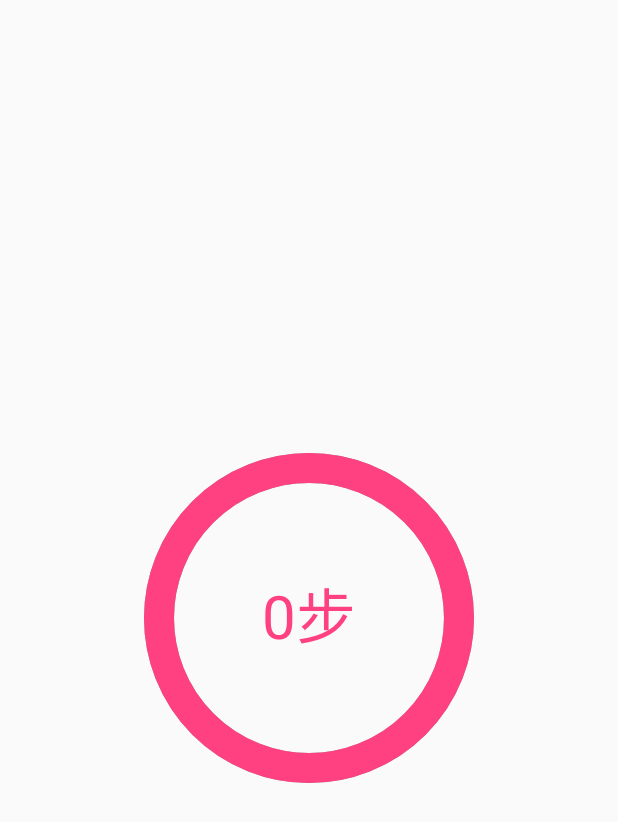
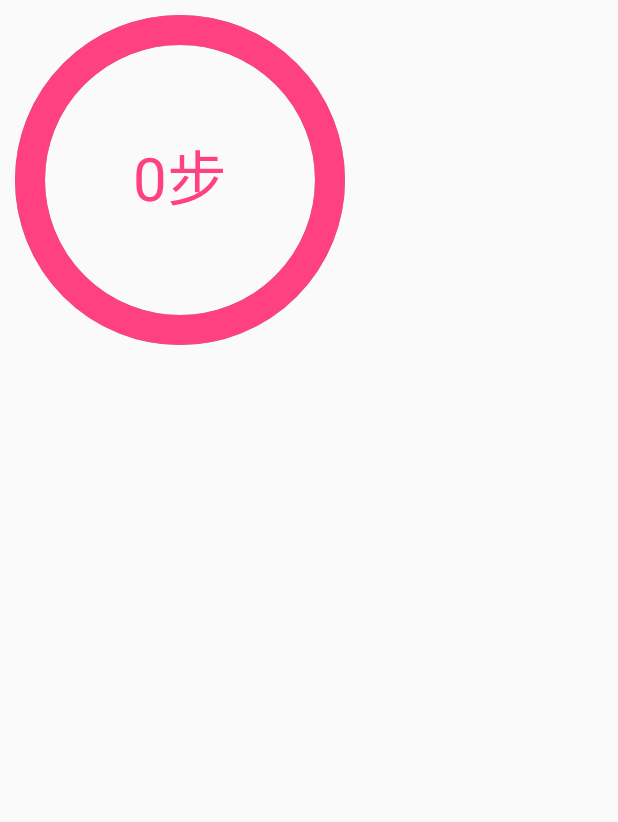
Before and after one commit to renmingjian/AnimatorView, an Android app: the SportActivity screen opened directly, with no data from a screen before it, on a phone screen of 412 x 824 dp. Shown: the top 822 px of the screen. Run offline under Robolectric (Android 15) with nearby library versions, the phone set to English and light mode, and no system bars.

Commit message:
主要是添加了自定义View的基类，处理wrap_content属性

```diff
--- /dev/null
+++ b/app/src/main/java/com/erge/animatorview/view/BaseCustomerView.java
@@ -0,0 +1,85 @@
+package com.erge.animatorview.view;
+
+import android.content.Context;
+import android.util.AttributeSet;
+import android.view.View;
+
+import androidx.annotation.Nullable;
+
+/**
+ * 自定义View的基类
+ * 如果是自定义ViewGroup，则不能实现该类
+ * 唯一的作用：对View在不同的测量模式下，实现对View的测量。最主要的是对warp_content属性做了单独处理，如果不是
+ * wrap_content属性，则直接使用View自己的测量即可，如果是wrap_content，则自己处理。
+ * <p>
+ * 需要说明的是:
+ * 1.如果有自定义View在使用时即使指定了具体的dp值还是match_parent都不起作用，而是完全靠自己的逻辑来确定View的
+ * 大小，则不能继承自该View，需要自己继承View然后重写{@link #onMeasure(int, int)}方法，在该方法中调用系统的
+ * {@link #setMeasuredDimension(int, int)}方法，方法中的两个参数就是自己定义的宽高值。
+ * <p>
+ * 2.如果继承了该类，并且还不想使dp和match_parent属性生效，则在xml布局中使用该View时宽高属性只能指定为
+ * wrap_content
+ * Created by mj on 2020/8/19 17:19
+ */
+public abstract class BaseCustomerView extends View {
+
+    public BaseCustomerView(Context context) {
+        super(context);
+    }
+
+    public BaseCustomerView(Context context, @Nullable AttributeSet attrs) {
+        super(context, attrs);
+    }
+
+    public BaseCustomerView(Context context, @Nullable AttributeSet attrs, int defStyleAttr) {
+        super(context, attrs, defStyleAttr);
+    }
+
+    public BaseCustomerView(Context context, @Nullable AttributeSet attrs, int defStyleAttr, int defStyleRes) {
+        super(context, attrs, defStyleAttr, defStyleRes);
+    }
+
+    @Override
+    protected void onMeasure(int widthMeasureSpec, int heightMeasureSpec) {
+        final int widthSpecSize = MeasureSpec.getSize(widthMeasureSpec);
+        final int widthSpecMode = MeasureSpec.getMode(widthMeasureSpec);
+        final int heightSpecSize = MeasureSpec.getSize(heightMeasureSpec);
+        final int heightSpecMode = MeasureSpec.getMode(heightMeasureSpec);
+        // 宽高属性中都不是AT_MOST，则直接使用View的测量逻辑即可，此时是dp就走dp，是match_parent就填满父布局
+        if (widthSpecMode != MeasureSpec.AT_MOST && heightSpecMode != MeasureSpec.AT_MOST) {
+            super.onMeasure(widthMeasureSpec, heightMeasureSpec);
+        } else { // 宽高中只要有属性是wrap_content，即测量模式为AT_MOST，则自己指定宽高具体为多少。
+            int wideSize = widthSpecSize;
+            int highSize = heightSpecSize;
+            if (widthSpecMode == MeasureSpec.AT_MOST) {
+                wideSize = getCustomerViewWidth();
+            }
+            if (heightSpecMode == MeasureSpec.AT_MOST) {
+                highSize = getCustomerViewHeight();
+            }
+            setMeasuredDimension(wideSize, highSize);
+        }
+    }
+
+    /**
+     * 获取View的宽度
+     * 在使用自定义View时，如果使用的是wrap_content属性，则具体的值需要自定义View自己来确定
+     * 子类一般需要实现该方法，否则View的大小会默认为0
+     *
+     * @return View最终需要的宽度
+     */
+    protected int getCustomerViewWidth() {
+        return 0;
+    }
+
+    /**
+     * 获取View的高度
+     * 在使用自定义View时，如果使用的是wrap_content属性，则具体的值需要自定义View自己来确定
+     * 子类一般需要实现该方法，否则View的大小会默认为0
+     *
+     * @return View最终需要的高度
+     */
+    protected int getCustomerViewHeight() {
+        return 0;
+    }
+}
--- a/app/src/main/java/com/erge/animatorview/view/SportView.java
+++ b/app/src/main/java/com/erge/animatorview/view/SportView.java
@@ -5,7 +5,6 @@ import android.graphics.Canvas;
 import android.graphics.Color;
 import android.graphics.Paint;
 import android.util.AttributeSet;
-import android.view.View;
 
 import androidx.annotation.Nullable;
 
@@ -14,7 +13,7 @@ import com.erge.animatorview.utils.Utils;
 /**
  * Created by erge 2019-07-12 16:54
  */
-public class SportView extends View {
+public class SportView extends BaseCustomerView {
 
     private Paint paint = new Paint(Paint.ANTI_ALIAS_FLAG);
     private static final float RADIUS = Utils.px2dp(150);
@@ -33,7 +32,6 @@ public class SportView extends View {
 
     public SportView(Context context, @Nullable AttributeSet attrs) {
         super(context, attrs);
-
     }
 
     @Override
@@ -73,4 +71,13 @@ public class SportView extends View {
         this.text = text;
     }
 
+    @Override
+    protected int getCustomerViewWidth() {
+        return (int) (RADIUS * 2 + RING_WIDTH * 2);
+    }
+
+    @Override
+    protected int getCustomerViewHeight() {
+        return getCustomerViewWidth();
+    }
 }
--- a/app/src/main/res/layout/activity_sport.xml
+++ b/app/src/main/res/layout/activity_sport.xml
@@ -1,14 +1,15 @@
 <?xml version="1.0" encoding="utf-8"?>
-<androidx.constraintlayout.widget.ConstraintLayout xmlns:android="http://schemas.android.com/apk/res/android"
+<LinearLayout xmlns:android="http://schemas.android.com/apk/res/android"
         xmlns:app="http://schemas.android.com/apk/res-auto"
         xmlns:tools="http://schemas.android.com/tools"
         android:layout_width="match_parent"
         android:layout_height="match_parent"
+        android:orientation="vertical"
         tools:context=".activity.SportActivity">
 
     <com.erge.animatorview.view.SportView
             android:id="@+id/sportView"
-        android:layout_width="match_parent"
-        android:layout_height="match_parent" />
+            android:layout_width="wrap_content"
+            android:layout_height="wrap_content" />
 
-</androidx.constraintlayout.widget.ConstraintLayout>
+</LinearLayout>
```
Also changed, not shown: app/src/main/java/com/erge/animatorview/activity/LoadingButtonActivity.kt (+20 -0 lines), app/src/main/java/com/erge/animatorview/view/AirControlView.java (+4 -3 lines), app/src/main/java/com/erge/animatorview/view/Button2.java (added, +28 -0 lines), app/src/main/java/com/erge/animatorview/view/RelativeLayout2.java (added, +27 -0 lines), app/src/main/res/layout/activity_test.xml (+29 -4 lines). Lines whose indentation alone changed are shown as unchanged.
